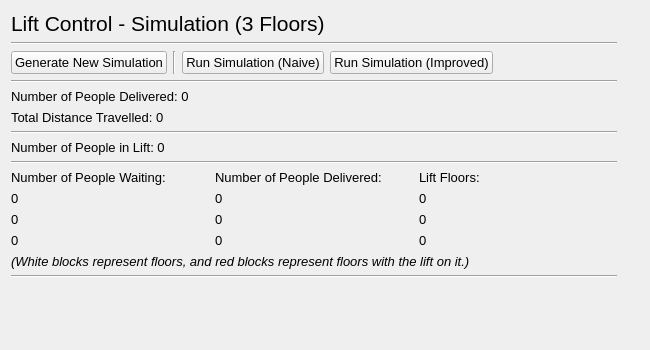
Above: sim_3_floors.ui from IsaacCheng9/lift-control-simulation before the change. Below: the same form after it.
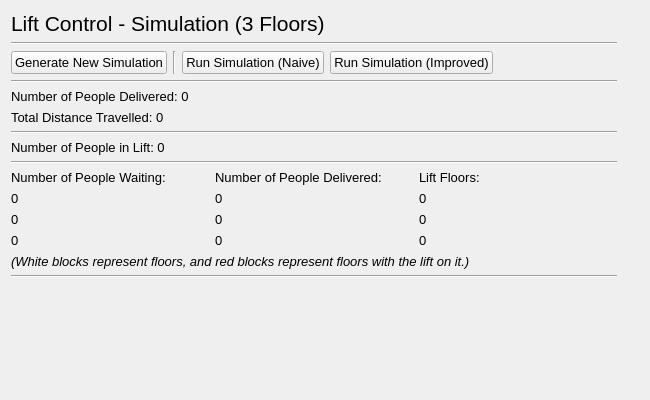
That is the form after the change.

Commit message: Fix windows being too short

What changed in the file:
```diff
--- a/sim_3_floors.ui
+++ b/sim_3_floors.ui
@@ -7,7 +7,7 @@
     <x>0</x>
     <y>0</y>
     <width>650</width>
-    <height>350</height>
+    <height>400</height>
    </rect>
   </property>
   <property name="font">
```
The commit also changes 7 other files.
